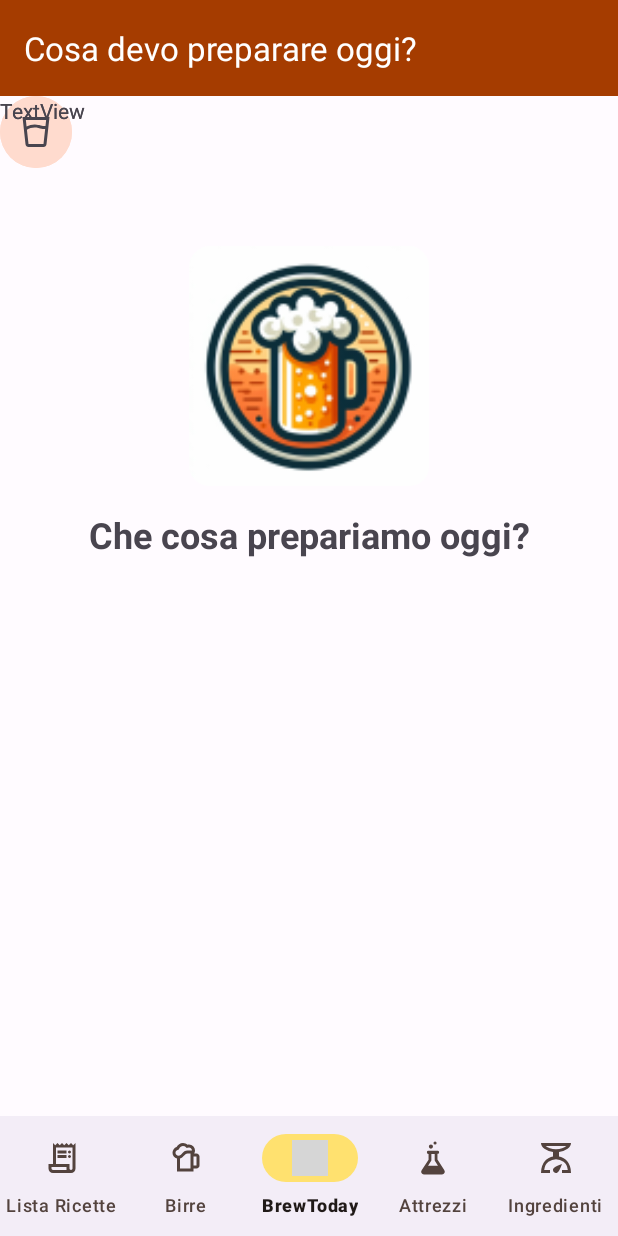
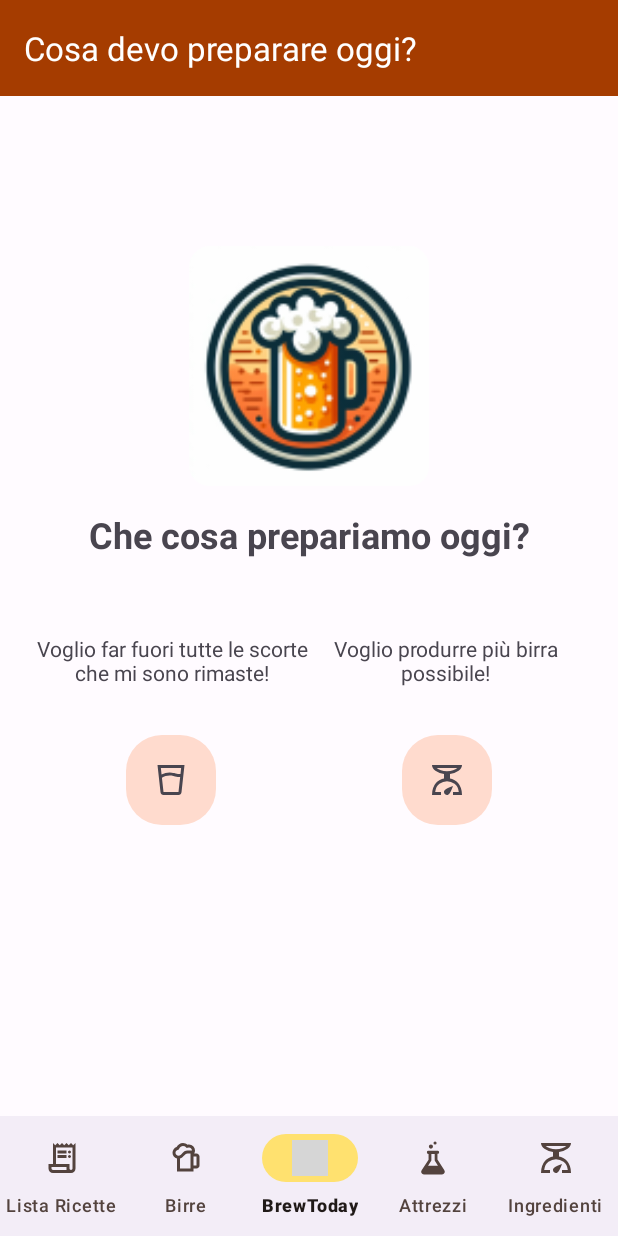
Before and after one commit to UnimibSoftEngCourse2022/homebrew-ferioli-pinciroli-trolli-spinelli-boolean-rhapsody, an Android app: the CosaPrepariamoOggiFragment screen opened through its navigation route, on a phone screen of 412 x 824 dp. Run offline under Robolectric (Android 15) with nearby library versions, the phone set to English and light mode, and no system bars; our stand-ins replace Room's generated code, navigation-ui; libraries missing offline, so code that uses them is left out: it.xabaras.android; grey boxes are pictures that could not be loaded.

Commit message:
Abbozzato il layout di cosa prepariamo oggi

```diff
--- a/app/src/main/res/layout/fragment_cosa_prepariamo_oggi.xml
+++ b/app/src/main/res/layout/fragment_cosa_prepariamo_oggi.xml
@@ -9,23 +9,30 @@
 
     <ImageButton
         android:id="@+id/cosaPreparareOggi_ottimizzaIngredienti"
-        android:layout_width="48dp"
-        android:layout_height="48dp"
+        android:layout_width="60dp"
+        android:layout_height="60dp"
+        android:layout_marginStart="40dp"
         android:background="@drawable/roundcorner"
         android:contentDescription="@string/massimizza_conusmo_ingredienti"
         android:src="@drawable/scale_24px"
-        tools:layout_editor_absoluteX="263dp"
-        tools:layout_editor_absoluteY="514dp" />
+        app:layout_constraintBottom_toBottomOf="@+id/cosaPreparareOggi_ottimizzaLitri"
+        app:layout_constraintEnd_toEndOf="parent"
+        app:layout_constraintHorizontal_bias="0.5"
+        app:layout_constraintStart_toEndOf="@+id/cosaPreparareOggi_ottimizzaLitri"
+        app:layout_constraintTop_toTopOf="@+id/cosaPreparareOggi_ottimizzaLitri" />
 
     <ImageButton
         android:id="@+id/cosaPreparareOggi_ottimizzaLitri"
-        android:layout_width="48dp"
-        android:layout_height="48dp"
+        android:layout_width="60dp"
+        android:layout_height="60dp"
+        android:layout_marginTop="32dp"
         android:background="@drawable/roundcorner"
         android:contentDescription="@string/massimizza_per_litri"
         android:src="@drawable/water_full_24px"
-        tools:layout_editor_absoluteX="100dp"
-        tools:layout_editor_absoluteY="514dp" />
+        app:layout_constraintEnd_toStartOf="@+id/cosaPreparareOggi_ottimizzaIngredienti"
+        app:layout_constraintHorizontal_bias="0.5"
+        app:layout_constraintStart_toStartOf="parent"
+        app:layout_constraintTop_toBottomOf="@+id/linearLayout" />
 
     <ImageView
         android:id="@+id/imageView_logoApp"
@@ -50,20 +57,33 @@
         app:layout_constraintStart_toStartOf="parent"
         app:layout_constraintTop_toBottomOf="@+id/imageView_logoApp" />
 
-    <TextView
-        android:id="@+id/textView_ottimizzaLitri"
-        android:layout_width="wrap_content"
+    <LinearLayout
+        android:id="@+id/linearLayout"
+        android:layout_width="0dp"
         android:layout_height="wrap_content"
-        android:text="TextView"
-        tools:layout_editor_absoluteX="100dp"
-        tools:layout_editor_absoluteY="388dp" />
+        android:layout_marginStart="24dp"
+        android:layout_marginTop="50dp"
+        android:layout_marginEnd="24dp"
+        android:orientation="horizontal"
+        app:layout_constraintEnd_toEndOf="parent"
+        app:layout_constraintStart_toStartOf="parent"
+        app:layout_constraintTop_toBottomOf="@+id/textView_cosaPrepariamoOggi">
 
-    <TextView
-        android:id="@+id/textView_ottimizzaIngredienti"
-        android:layout_width="wrap_content"
-        android:layout_height="wrap_content"
-        android:text="TextView"
-        tools:layout_editor_absoluteX="253dp"
-        tools:layout_editor_absoluteY="388dp" />
+        <TextView
+            android:id="@+id/textView_ottimizzaIngredienti"
+            android:layout_width="0dp"
+            android:layout_height="wrap_content"
+            android:layout_weight="1"
+            android:gravity="center_horizontal"
+            android:text="@string/OttimizzaPerIngredienti" />
+
+        <TextView
+            android:id="@+id/textView_ottimizzaLitri"
+            android:layout_width="0dp"
+            android:layout_height="wrap_content"
+            android:layout_weight="1"
+            android:gravity="center_horizontal"
+            android:text="@string/OttimizzaPerLitri" />
+    </LinearLayout>
 
 </androidx.constraintlayout.widget.ConstraintLayout>
--- a/app/src/main/res/values/strings.xml
+++ b/app/src/main/res/values/strings.xml
@@ -40,4 +40,6 @@
     <string name="massimizza_per_litri">Massimizza produzione litri</string>
     <string name="massimizza_conusmo_ingredienti">Massimizza conusmo ingredienti</string>
     <string name="CosaPrepariamoOggi">Che cosa prepariamo oggi?</string>
+    <string name="OttimizzaPerLitri">Voglio produrre più birra possibile!</string>
+    <string name="OttimizzaPerIngredienti">Voglio far fuori tutte le scorte che mi sono rimaste!</string>
 </resources>
```
